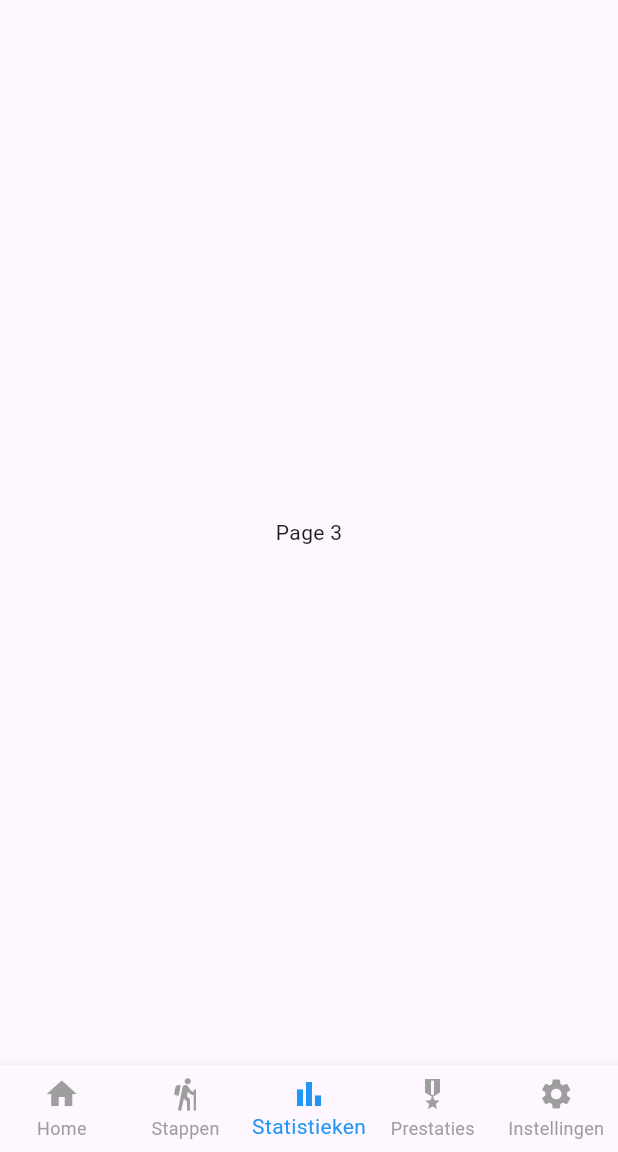
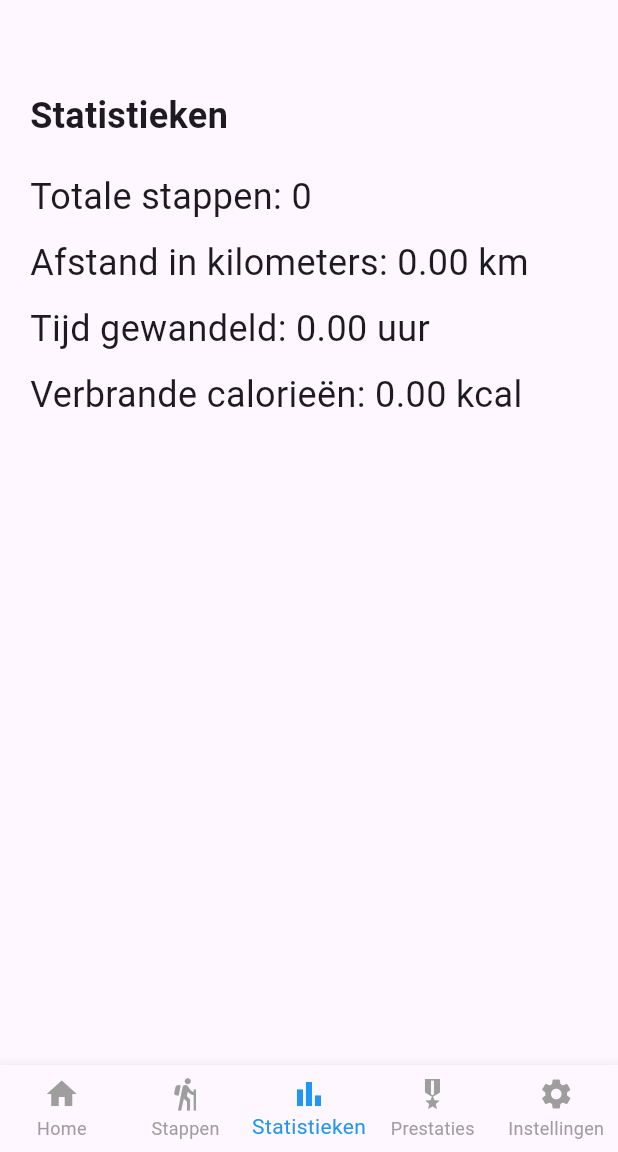
Before and after one commit to Niozk/telze-project, a Flutter app: the screen it shows after launch, swiped to page 3, on a phone screen of 412 x 824 dp, the part 84-1236 px from its top. Run offline on Flutter 3.47's test engine with Material 3 defaults, Android fonts, the light colour scheme and no system bars; our stand-ins replace geocoding, location, pedometer, permission_handler, shared_preferences.

Commit message:
Statistic page added
-Fully functional
-Change keypair steps_today to steps_total

```diff
--- a/lib/pages/telze_home_page.dart
+++ b/lib/pages/telze_home_page.dart
@@ -1,6 +1,7 @@
 import 'package:flutter/material.dart';
 import 'package:telze/pages/telze_weather_page.dart';
 import 'package:telze/pages/telze_steps_page.dart';
+import 'package:telze/pages/telze_stats_page.dart';
 
 class TelzeHomePage extends StatefulWidget {
   const TelzeHomePage({super.key});
@@ -16,7 +17,7 @@ class _TelzeHomePageState extends State<TelzeHomePage> {
   static final List<Widget> _pages = <Widget>[
     const WeatherPage(),
     const StepsPage(),
-    const Center(child: Text('Page 3')),
+    const StatsPage(),
     const Center(child: Text('Page 4')),
     const Center(child: Text('Page 5')),
   ];
--- /dev/null
+++ b/lib/pages/telze_stats_page.dart
@@ -0,0 +1,56 @@
+import 'package:flutter/material.dart';
+import 'package:shared_preferences/shared_preferences.dart';
+
+class StatsPage extends StatelessWidget {
+  const StatsPage({super.key});
+
+  Future<int> getStepsTotal() async {
+    SharedPreferences prefs = await SharedPreferences.getInstance();
+    return prefs.getInt('steps_total') ?? 0;
+  }
+
+  @override
+  Widget build(BuildContext context) {
+    return Scaffold(
+      body: FutureBuilder<int>(
+        future: getStepsTotal(),
+        builder: (context, snapshot) {
+          if (snapshot.connectionState == ConnectionState.waiting) {
+            return const Center(child: CircularProgressIndicator());
+          } else if (snapshot.hasError) {
+            return Center(child: Text('Error: ${snapshot.error}'));
+          } else if (snapshot.hasData) {
+            final int stepsTotal = snapshot.data!;
+            final double kilometers = stepsTotal / 1400;
+            final double hoursWalked = stepsTotal / 6000;
+            final double caloriesBurned = stepsTotal * 40 / 1000;
+
+            return Padding(
+              padding: const EdgeInsets.all(20),
+              child: Column(
+                crossAxisAlignment: CrossAxisAlignment.start,
+                children: <Widget>[
+                  const SizedBox(height: 40),
+                  const Text(
+                    'Statistieken',
+                    style: TextStyle(fontSize: 24, fontWeight: FontWeight.bold),
+                  ),
+                  const SizedBox(height: 20),
+                  Text('Totale stappen: $stepsTotal', style: const TextStyle(fontSize: 24)),
+                  const SizedBox(height: 10),
+                  Text('Afstand in kilometers: ${kilometers.toStringAsFixed(2)} km', style: const TextStyle(fontSize: 24)),
+                  const SizedBox(height: 10),
+                  Text('Tijd gewandeld: ${hoursWalked.toStringAsFixed(2)} uur', style: const TextStyle(fontSize: 24)),
+                  const SizedBox(height: 10),
+                  Text('Verbrande calorieën: ${caloriesBurned.toStringAsFixed(2)} kcal', style: const TextStyle(fontSize: 24)),
+                ],
+              ),
+            );
+          } else {
+            return const Center(child: Text('Geen data beschikbaar'));
+          }
+        },
+      ),
+    );
+  }
+}
```
Also changed, not shown: lib/components/steps_widget.dart (+2 -5 lines), lib/services/steps_service.dart (+9 -10 lines).
